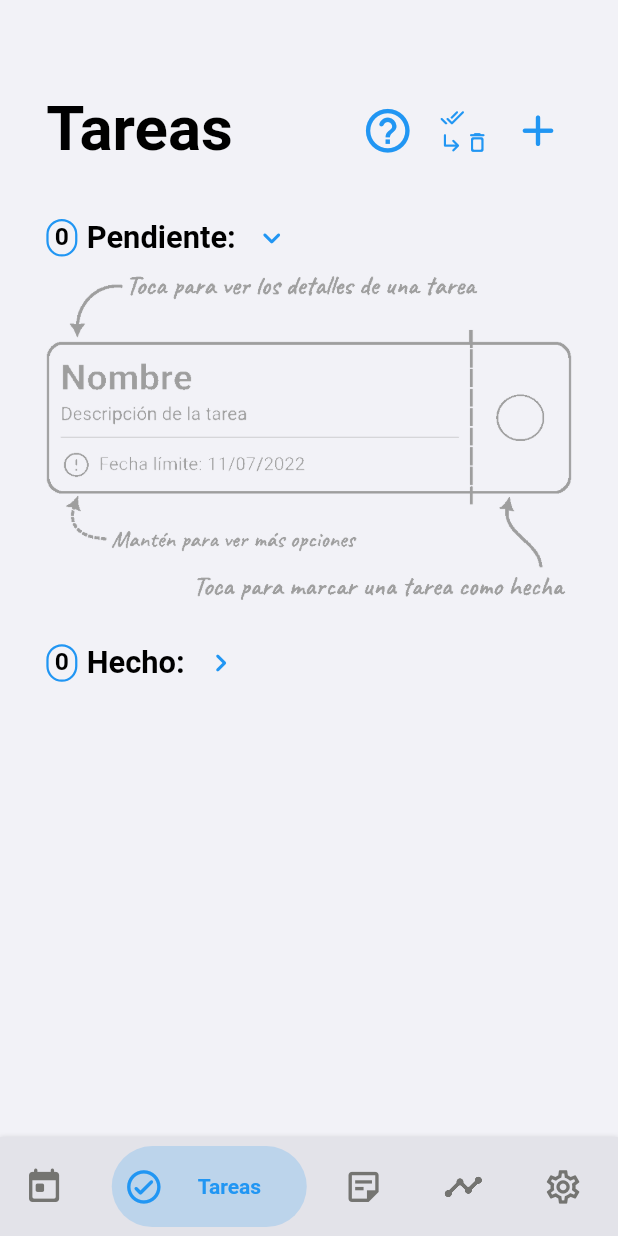
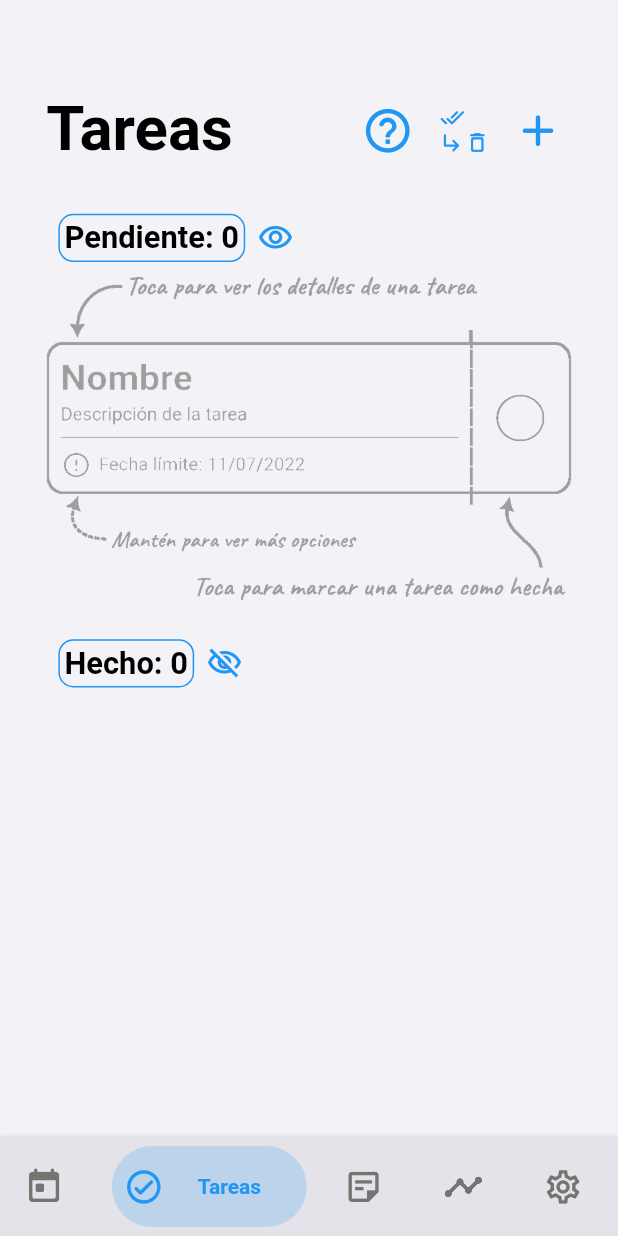
Before and after one commit to joaquinsolla/Simplex, a Flutter app: the screen it shows once a user with an empty profile is signed in, swiped to page 2, on a phone screen of 412 x 824 dp. Run offline on Flutter 3.47's test engine with Material 2 defaults, Android fonts, the phone set to English and light mode, and no system bars; drawn by our look-alikes of bottom_navy_bar; our stand-ins replace cloud_firestore, firebase_auth, firebase_core, flutter_local_notifications, focused_menu, rxdart and 3 more; accounts and stored records are empty.

Commit message:
Updated todos UI

```diff
--- a/lib/pages/todos/todos_help.dart
+++ b/lib/pages/todos/todos_help.dart
@@ -102,8 +102,8 @@ class _TodosHelpState extends State<TodosHelp> {
         buttonExplanationContainer(Column(
           mainAxisAlignment: MainAxisAlignment.center,
           children: [
-            Icon(Icons.keyboard_arrow_right_rounded, color: colorSpecialItem, size: deviceWidth * 0.085),
-            Icon(Icons.keyboard_arrow_down_rounded, color: colorSpecialItem, size: deviceWidth * 0.085),
+            Icon(Icons.visibility_outlined, color: colorSpecialItem, size: deviceWidth * 0.085),
+            Icon(Icons.visibility_off_outlined, color: colorSpecialItem, size: deviceWidth * 0.085),
           ],),
             'Visibilidad de las tareas',
             'Podrás seleccionar si mostrar o no las tareas, tanto las pendientes como las hechas. Por defecto:\n'
--- a/lib/pages/todos/todos_main.dart
+++ b/lib/pages/todos/todos_main.dart
@@ -111,52 +111,43 @@ class _TodosMainPageState extends State<TodosMainPage> {
               late IconData showPendingTodosIcon;
               late IconData showDoneTodosIcon;
 
-              if (showPendingTodos) showPendingTodosIcon = Icons.keyboard_arrow_down_rounded;
-              else showPendingTodosIcon = Icons.keyboard_arrow_right_rounded;
-              if (showDoneTodos) showDoneTodosIcon = Icons.keyboard_arrow_down_rounded;
-              else showDoneTodosIcon = Icons.keyboard_arrow_right_rounded;
+              if (showPendingTodos) showPendingTodosIcon = Icons.visibility_outlined;
+              else showPendingTodosIcon = Icons.visibility_off_outlined;
+              if (showDoneTodos) showDoneTodosIcon = Icons.visibility_outlined;
+              else showDoneTodosIcon = Icons.visibility_off_outlined;
 
               return Column(
                 mainAxisAlignment: MainAxisAlignment.center,
                 children: [
-                  Row(children: [
-                    Container(
-                      alignment: Alignment.center,
-                      padding: EdgeInsets.fromLTRB(deviceWidth*0.01, deviceWidth*0.0025, deviceWidth*0.01, deviceWidth*0.005),
-                      child: Text(pendingTodosLength.toString(),
-                          style: TextStyle(
-                              color: colorMainText,
-                              fontSize: deviceWidth * 0.04,
-                              fontWeight: FontWeight.bold)
-                      ),
-                      decoration: BoxDecoration(
-                        color: Colors.transparent,
+                  TextButton(
+                    child: Row(children: [
+                      Container(
+                        padding: EdgeInsets.all(deviceWidth*0.0075),
+                        decoration: BoxDecoration(
                           border: Border.all(
-                          width: 1.5,
-                          color: colorSpecialItem,
+                            color: colorSpecialItem,
+                            width: 1.0,
                           ),
                           borderRadius: BorderRadius.all(
-                          Radius.circular(15.0),
-                        ),
-                      ),
-                    ),
-                    SizedBox(width: deviceWidth*0.015,),
-                    Text('Pendiente:',
+                              Radius.circular(10.0)
+                          ),
+                        ),
+                        child: Text('Pendiente: ' + pendingTodosLength.toString(),
                             style: TextStyle(
                                 color: colorMainText,
                                 fontSize: deviceWidth * 0.05,
                                 fontWeight: FontWeight.bold)
                         ),
-                    IconButton(
-                      icon: Icon(showPendingTodosIcon, color: colorSpecialItem,),
+                      ),
+                      SizedBox(width: deviceWidth*0.02,),
+                      Icon(showPendingTodosIcon, color: colorSpecialItem,),
+                    ],),
                     onPressed: (){
                       setState(() {
                         showPendingTodos = !showPendingTodos;
                       });
                     },
-                      splashRadius: 0.0001,
-                    ),
-                  ],),
+                  ),
                   if (pendingTodosLength > 0 && showPendingTodos) SizedBox(height: deviceHeight * 0.005),
                   if (pendingTodosLength == 0 && darkMode==true && showPendingTodos) Row(
                     mainAxisAlignment: MainAxisAlignment.center,
@@ -190,44 +181,35 @@ class _TodosMainPageState extends State<TodosMainPage> {
                   if (showPendingTodos) Column(children: pendingTodosPriority1.map(buildPendingTodoBox).toList(),),
 
                   SizedBox(height: deviceHeight*0.02,),
-                  Row(children: [
-                    Container(
-                      alignment: Alignment.center,
-                      padding: EdgeInsets.fromLTRB(deviceWidth*0.01, deviceWidth*0.0025, deviceWidth*0.01, deviceWidth*0.005),
-                      child: Text(doneTodos.length.toString(),
-                          style: TextStyle(
-                              color: colorMainText,
-                              fontSize: deviceWidth * 0.04,
-                              fontWeight: FontWeight.bold)
-                      ),
-                      decoration: BoxDecoration(
-                        color: Colors.transparent,
+                  TextButton(
+                    child: Row(children: [
+                      Container(
+                        padding: EdgeInsets.all(deviceWidth*0.0075),
+                        decoration: BoxDecoration(
                           border: Border.all(
-                          width: 1.5,
-                          color: colorSpecialItem,
+                            color: colorSpecialItem,
+                            width: 1.0,
                           ),
                           borderRadius: BorderRadius.all(
-                          Radius.circular(15.0),
-                        ),
-                      ),
-                    ),
-                    SizedBox(width: deviceWidth*0.015,),
-                    Text('Hecho:',
+                              Radius.circular(10.0)
+                          ),
+                        ),
+                        child: Text('Hecho: ' + doneTodos.length.toString(),
                             style: TextStyle(
                                 color: colorMainText,
                                 fontSize: deviceWidth * 0.05,
                                 fontWeight: FontWeight.bold)
                         ),
-                    IconButton(
-                      icon: Icon(showDoneTodosIcon, color: colorSpecialItem,),
+                      ),
+                      SizedBox(width: deviceWidth*0.02,),
+                      Icon(showDoneTodosIcon, color: colorSpecialItem,),
+                    ],),
                     onPressed: (){
                       setState(() {
                         showDoneTodos = !showDoneTodos;
                       });
                     },
-                      splashRadius: 0.0001,
-                    ),
-                  ],),
+                  ),
                   if (showDoneTodos) Column(children: doneTodos.map(buildDoneTodoBox).toList(),),
 
                 ],
```
Lines whose indentation alone changed are shown as unchanged.
